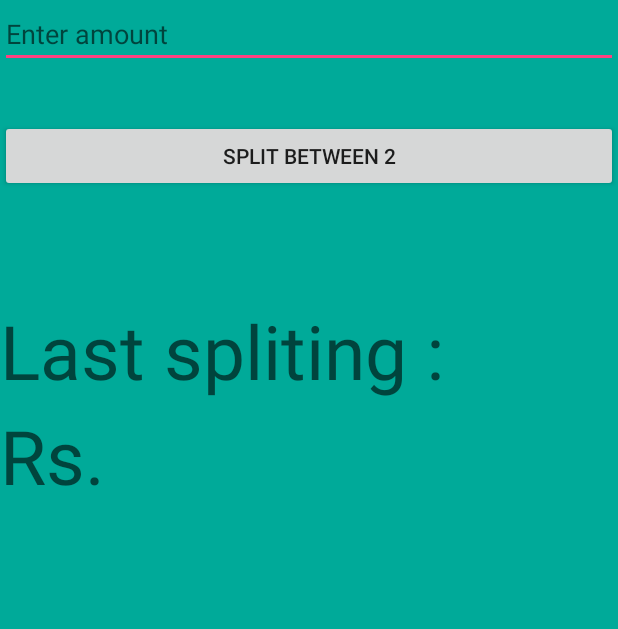
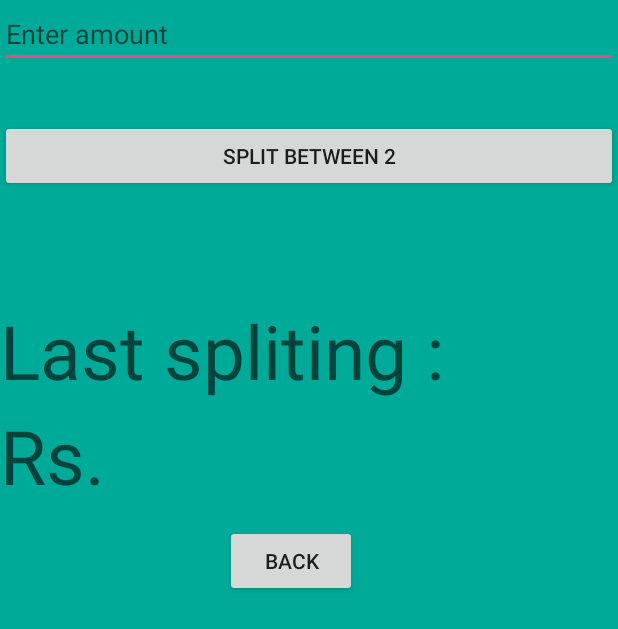
Before and after one commit to Jasmit6310/Appvala, an Android app: the after2 screen opened directly, with no data from a screen before it, on a phone screen of 412 x 824 dp. Shown: the top 629 px of the screen. Run offline under Robolectric (Android 15) with nearby library versions, the phone set to English and light mode, and no system bars.

Commit message:
Back Button

```diff
--- a/app/src/main/AndroidManifest.xml
+++ b/app/src/main/AndroidManifest.xml
@@ -4,8 +4,8 @@
 
     <application
         android:allowBackup="true"
-        android:icon="@mipmap/ic_launcher"
-        android:label="@string/app_name"
+        android:icon="@drawable/download"
+        android:label="Bill Spliting"
         android:roundIcon="@mipmap/ic_launcher_round"
         android:supportsRtl="true"
         android:theme="@style/AppTheme">
--- a/app/src/main/java/com/example/dell/myapplication/after2.java
+++ b/app/src/main/java/com/example/dell/myapplication/after2.java
@@ -12,7 +12,7 @@ import android.widget.Toast;
 
 public class after2 extends AppCompatActivity {
 
-    Button s2;
+    Button s2,back;
 
     @Override
     protected void onCreate(Bundle savedInstanceState) {
@@ -20,6 +20,7 @@ public class after2 extends AppCompatActivity {
         setContentView(R.layout.activity_after2);
 
         s2 = (Button) findViewById(R.id.split2);
+        back = (Button) findViewById(R.id.back);
 
         s2.setOnClickListener(new View.OnClickListener() {
             @Override
@@ -34,5 +35,15 @@ public class after2 extends AppCompatActivity {
             }
         });
 
+        back.setOnClickListener(new View.OnClickListener() {
+            @Override
+            public void onClick(View v) {
+
+                Intent k =new Intent(after2.this,FirstPage.class);
+                startActivity(k);
+                finish();
+            }
+        });
+
     }
 }
--- a/app/src/main/res/layout/activity_after2.xml
+++ b/app/src/main/res/layout/activity_after2.xml
@@ -42,5 +42,12 @@
         android:hint="Rs."
         android:textSize="50dp" />
 
+    <Button
+        android:layout_width="wrap_content"
+        android:layout_height="wrap_content"
+        android:layout_marginTop="350dp"
+        android:layout_marginLeft="150dp"
+        android:id="@+id/back"
+        android:text="Back"/>
 
 </RelativeLayout>
--- a/app/src/main/res/layout/activity_first_page.xml
+++ b/app/src/main/res/layout/activity_first_page.xml
@@ -13,9 +13,9 @@
         android:layout_height="0dp"
         android:layout_weight="0.15"
         android:text="Select number of friends"
-        android:textSize="30dp"
+        android:textAlignment="center"
         android:textColor="#f1f2f6"
-        android:textAlignment="center"/>
+        android:textSize="30dp" />
 
     <LinearLayout
         android:layout_width="match_parent"
```
Also changed, not shown: app/src/main/java/com/example/dell/myapplication/after3.java (+12 -1 lines), app/src/main/res/layout/activity_after3.xml (+8 -0 lines), app/src/main/res/drawable/download.jpg (added).
